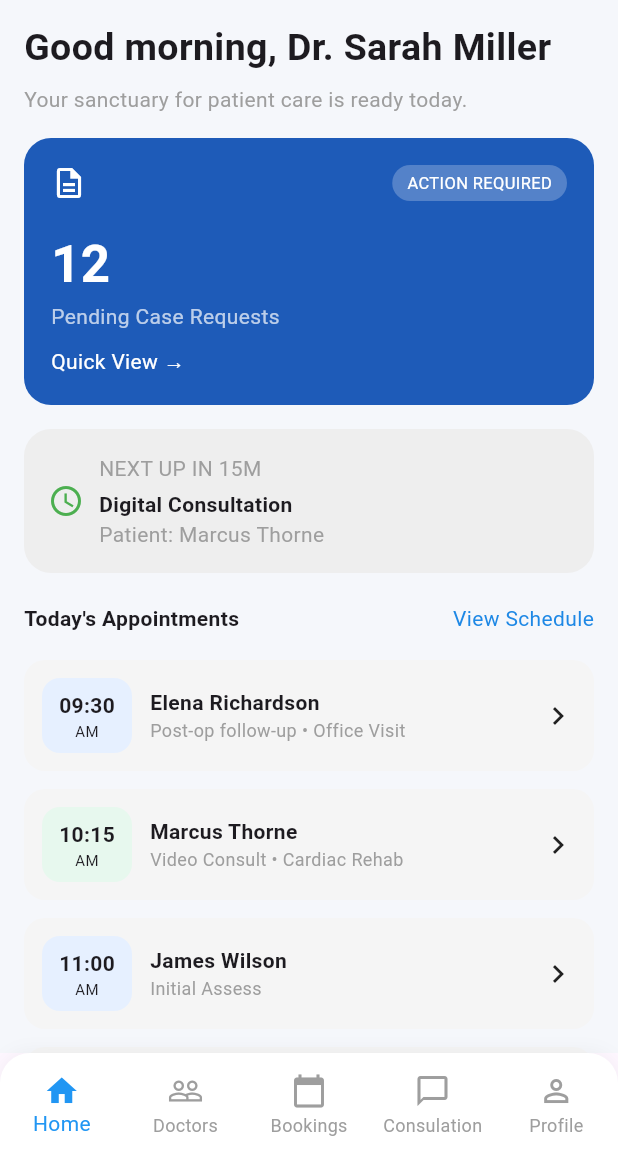
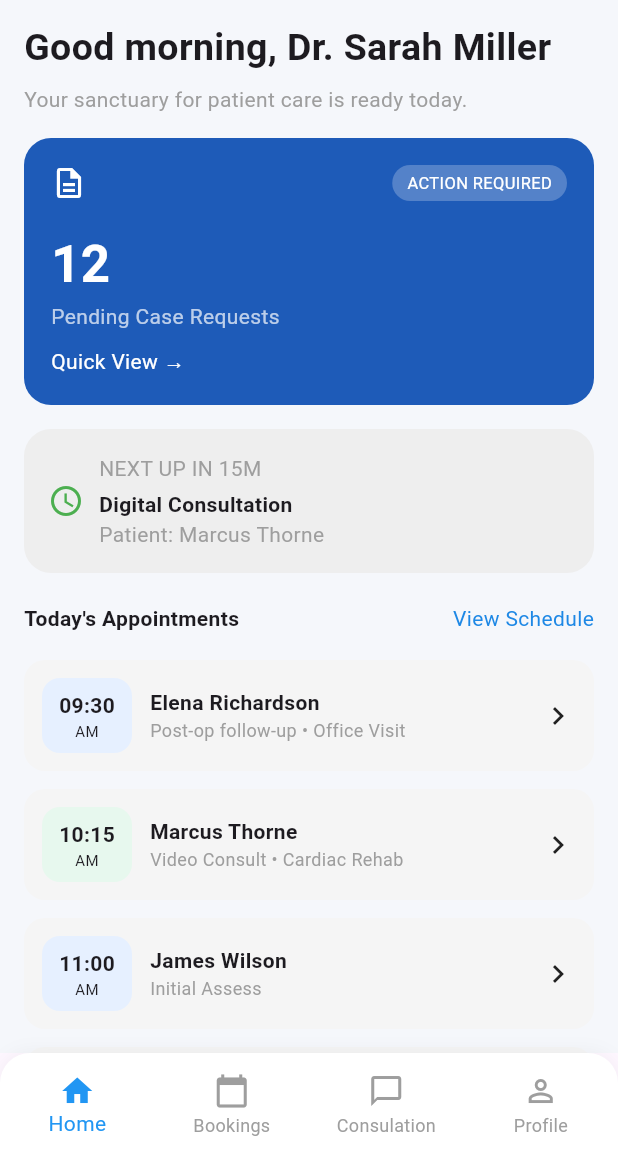
Before and after one commit to emonh001/MedBridgeTelemedicine, a Flutter app: the screen it shows after launch, on a phone screen of 412 x 824 dp, the part 78-1236 px from its top. Run offline on Flutter 3.47's test engine with Material 3 defaults, Android fonts, the light colour scheme and no system bars; our stand-ins replace go_router.

Commit message:
updated_UI

```diff
--- a/lib/app/routes/app_router.dart
+++ b/lib/app/routes/app_router.dart
@@ -52,17 +52,6 @@ class AppRouter {
             ],
           ),
 
-
-          StatefulShellBranch(
-            routes: [
-              GoRoute(
-                path: '/doctors',
-                builder: (context, state) => const Scaffold(
-                  body: Center(child: Text("Doctors Screen")),
-                ),
-              ),
-            ],
-          ),
 
 
           StatefulShellBranch(
--- a/lib/features/auth/presentations/common/bottom_navbar_screen.dart
+++ b/lib/features/auth/presentations/common/bottom_navbar_screen.dart
@@ -45,10 +45,6 @@ class BottomNavBarScreen extends StatelessWidget {
               label: "Home",
             ),
             BottomNavigationBarItem(
-              icon: Icon(Icons.people_outline),
-              label: "Doctors",
-            ),
-            BottomNavigationBarItem(
               icon: Icon(Icons.calendar_today),
               label: "Bookings",
             ),
```
